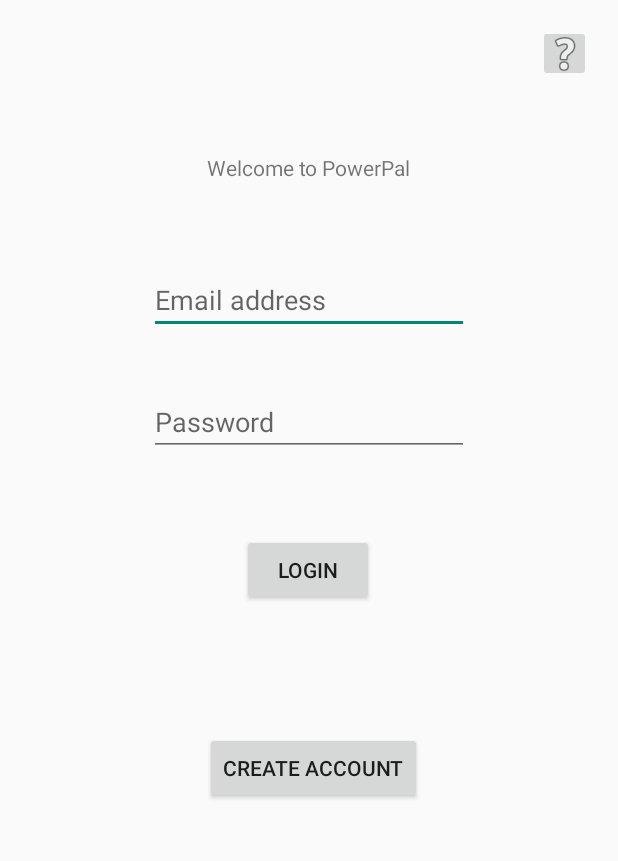
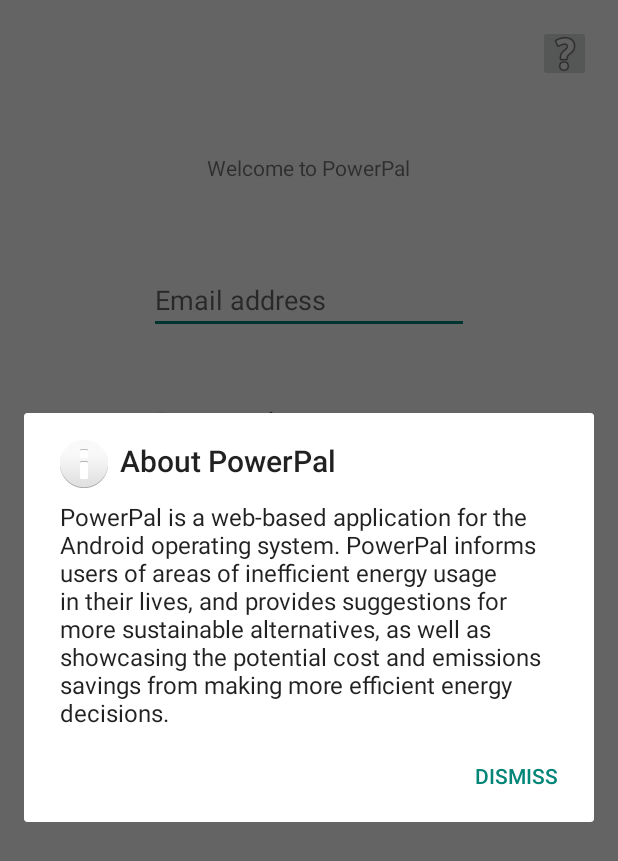
Before and after one commit to ETS-Android2/PowerPal, an Android app: the screen it shows after launch (MainActivity), after a tap on an icon or button, on a phone screen of 412 x 824 dp. Shown: the top 861 px of the screen. Run offline under Robolectric (Android 15) with nearby library versions, the phone set to English and light mode, and no system bars.

Commit message:
Added help button with information to main activity

```diff
--- /dev/null
+++ b/app/app/src/main/java/com/example/powerpal/CreateAccountActivity.java
@@ -0,0 +1,12 @@
+package com.example.powerpal;
+
+import android.os.Bundle;
+
+import androidx.appcompat.app.AppCompatActivity;
+
+public class CreateAccountActivity extends AppCompatActivity {
+    protected void onCreate(Bundle savedInstanceState) {
+        super.onCreate(savedInstanceState);
+        setContentView(R.layout.activity_main);
+    }
+}
--- a/app/app/src/main/java/com/example/powerpal/MainActivity.java
+++ b/app/app/src/main/java/com/example/powerpal/MainActivity.java
@@ -1,8 +1,13 @@
 package com.example.powerpal;
 
+import androidx.appcompat.app.AlertDialog;
 import androidx.appcompat.app.AppCompatActivity;
+
+import android.content.DialogInterface;
+import android.content.Intent;
 import android.os.Bundle;
 import android.view.View;
+import android.widget.EditText;
 
 public class MainActivity extends AppCompatActivity {
 
@@ -13,11 +18,23 @@
     }
 
     public void createAccount(View view) {
+        Intent intent = new Intent(this, CreateAccountActivity.class);
     }
     public void login(View view) {
 
+
     }
     public void showAbout(View view) {
+        new AlertDialog.Builder(this)
+                .setTitle("About PowerPal")
+                .setMessage(R.string.about)
+                .setPositiveButton("Dismiss", new DialogInterface.OnClickListener() {
+                    @Override
+                    public void onClick(DialogInterface dialogInterface, int i) {
 
+                    }
+                })
+                .setIcon((android.R.drawable.ic_dialog_info))
+                .show();
     }
 }
--- a/app/app/src/main/res/values/strings.xml
+++ b/app/app/src/main/res/values/strings.xml
@@ -1,3 +1,9 @@
 <resources>
     <string name="app_name">PowerPal</string>
+    <string name="about">PowerPal is a web-based application
+        for the Android operating system. PowerPal informs
+        users of areas of inefficient energy usage in their lives,
+        and provides suggestions for more sustainable alternatives,
+        as well as showcasing the potential cost and emissions savings
+        from making more efficient energy decisions.</string>
 </resources>
```
